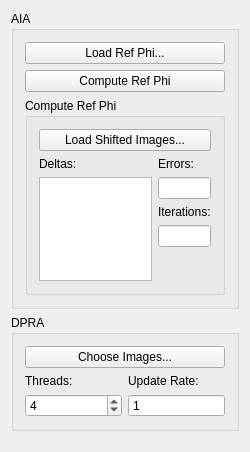
Old version of the form App_DPRA/dprawidget.ui in the repository TWANG006/G-LS3U.
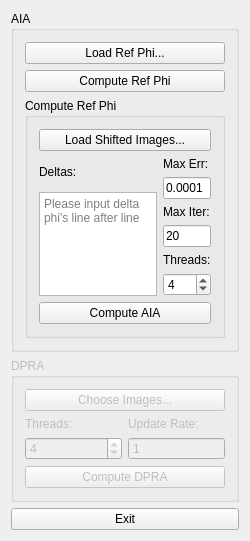
New version of the form.

What changed in the file:
```diff
--- a/App_DPRA/dprawidget.ui
+++ b/App_DPRA/dprawidget.ui
@@ -7,7 +7,7 @@
     <x>0</x>
     <y>0</y>
     <width>250</width>
-    <height>452</height>
+    <height>516</height>
    </rect>
   </property>
   <property name="sizePolicy">
@@ -32,7 +32,7 @@
    <string>DPRAWidget</string>
   </property>
   <layout class="QGridLayout" name="gridLayout_6">
-   <item row="2" column="0">
+   <item row="3" column="0">
     <spacer name="verticalSpacer">
      <property name="orientation">
       <enum>Qt::Vertical</enum>
@@ -47,6 +47,9 @@
    </item>
    <item row="1" column="0">
     <widget class="QGroupBox" name="DPRABox">
+     <property name="enabled">
+      <bool>false</bool>
+     </property>
      <property name="sizePolicy">
       <sizepolicy hsizetype="Fixed" vsizetype="Preferred">
        <horstretch>0</horstretch>
@@ -63,13 +66,6 @@
       <string>DPRA</string>
      </property>
      <layout class="QGridLayout" name="gridLayout_4">
-      <item row="0" column="0">
-       <widget class="QPushButton" name="chooseImgButton">
-        <property name="text">
-         <string>Choose Images...</string>
-        </property>
-       </widget>
-      </item>
       <item row="1" column="0">
        <layout class="QGridLayout" name="gridLayout_2" rowstretch="0,0" columnstretch="10,10">
         <item row="0" column="0">
@@ -126,6 +122,20 @@
         </item>
        </layout>
       </item>
+      <item row="0" column="0">
+       <widget class="QPushButton" name="chooseImgButton">
+        <property name="text">
+         <string>Choose Images...</string>
+        </property>
+       </widget>
+      </item>
+      <item row="2" column="0">
+       <widget class="QPushButton" name="computeDPRAButton">
+        <property name="text">
+         <string>Compute DPRA</string>
+        </property>
+       </widget>
+      </item>
      </layout>
     </widget>
    </item>
@@ -148,7 +158,7 @@
      </property>
      <layout class="QGridLayout" name="gridLayout_5">
       <item row="0" column="0">
-       <widget class="QPushButton" name="pushButton">
+       <widget class="QPushButton" name="loadphiButton">
         <property name="text">
          <string>Load Ref Phi...</string>
         </property>
@@ -199,51 +209,6 @@
            </property>
           </widget>
          </item>
-         <item row="1" column="1" rowspan="2">
-          <layout class="QVBoxLayout" name="verticalLayout">
-           <item>
-            <widget class="QLabel" name="errLabel">
-             <property name="text">
-              <string>Errors:</string>
-             </property>
-            </widget>
-           </item>
-           <item>
-            <widget class="QLineEdit" name="deltaEdit">
-             <property name="readOnly">
-              <bool>true</bool>
-             </property>
-            </widget>
-           </item>
-           <item>
-            <widget class="QLabel" name="iterLabel">
-             <property name="text">
-              <string>Iterations:</string>
-             </property>
-            </widget>
-           </item>
-           <item>
-            <widget class="QLineEdit" name="itersEdit">
-             <property name="readOnly">
-              <bool>true</bool>
-             </property>
-            </widget>
-           </item>
-           <item>
-            <spacer name="verticalSpacer_2">
-             <property name="orientation">
-              <enum>Qt::Vertical</enum>
-             </property>
-             <property name="sizeHint" stdset="0">
-              <size>
-               <width>20</width>
-               <height>40</height>
-              </size>
-             </property>
-            </spacer>
-           </item>
-          </layout>
-         </item>
          <item row="2" column="0">
           <widget class="QTextEdit" name="textEdit">
            <property name="sizePolicy">
@@ -264,6 +229,74 @@
              <height>104</height>
             </size>
            </property>
+           <property name="placeholderText">
+            <string>Please input delta phi's line after line</string>
+           </property>
+          </widget>
+         </item>
+         <item row="1" column="1" rowspan="2">
+          <layout class="QVBoxLayout" name="verticalLayout">
+           <item>
+            <widget class="QLabel" name="errLabel">
+             <property name="text">
+              <string>Max Err:</string>
+             </property>
+            </widget>
+           </item>
+           <item>
+            <widget class="QLineEdit" name="errEdit">
+             <property name="text">
+              <string>0.0001</string>
+             </property>
+             <property name="readOnly">
+              <bool>true</bool>
+             </property>
+            </widget>
+           </item>
+           <item>
+            <widget class="QLabel" name="iterLabel">
+             <property name="text">
+              <string>Max Iter:</string>
+             </property>
+            </widget>
+           </item>
+           <item>
+            <widget class="QLineEdit" name="itersEdit">
+             <property name="text">
+              <string>20</string>
+             </property>
+             <property name="readOnly">
+              <bool>true</bool>
+             </property>
+            </widget>
+           </item>
+           <item>
+            <widget class="QLabel" name="threadsLabelAIA">
+             <property name="text">
+              <string>Threads:</string>
+             </property>
+            </widget>
+           </item>
+           <item>
+            <widget class="QSpinBox" name="threadsAIAspinBox">
+             <property name="minimum">
+              <number>1</number>
+             </property>
+             <property name="maximum">
+              <number>12</number>
+             </property>
+             <property name="value">
+              <number>4</number>
+             </property>
+            </widget>
+           </item>
+          </layout>
+         </item>
+         <item row="3" column="0" colspan="2">
+          <widget class="QPushButton" name="computeAIAButton">
+           <property name="text">
+            <string>Compute AIA</string>
+           </property>
           </widget>
          </item>
         </layout>
@@ -272,10 +305,18 @@
      </layout>
     </widget>
    </item>
+   <item row="2" column="0">
+    <widget class="QPushButton" name="exitButton">
+     <property name="text">
+      <string>Exit</string>
+     </property>
+    </widget>
+   </item>
   </layout>
   <zorder>AIABox</zorder>
   <zorder>DPRABox</zorder>
   <zorder>verticalSpacer</zorder>
+  <zorder>exitButton</zorder>
  </widget>
  <layoutdefault spacing="6" margin="11"/>
  <tabstops>
```
Left out of the diff: 4 changed lines with no effect on the pictures.
